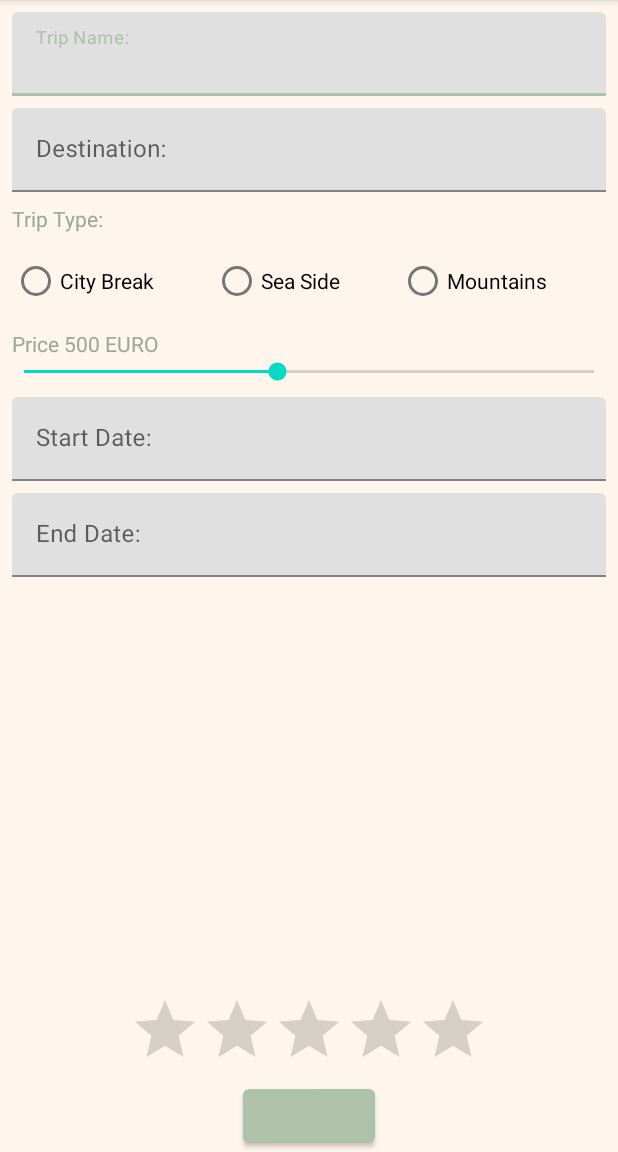
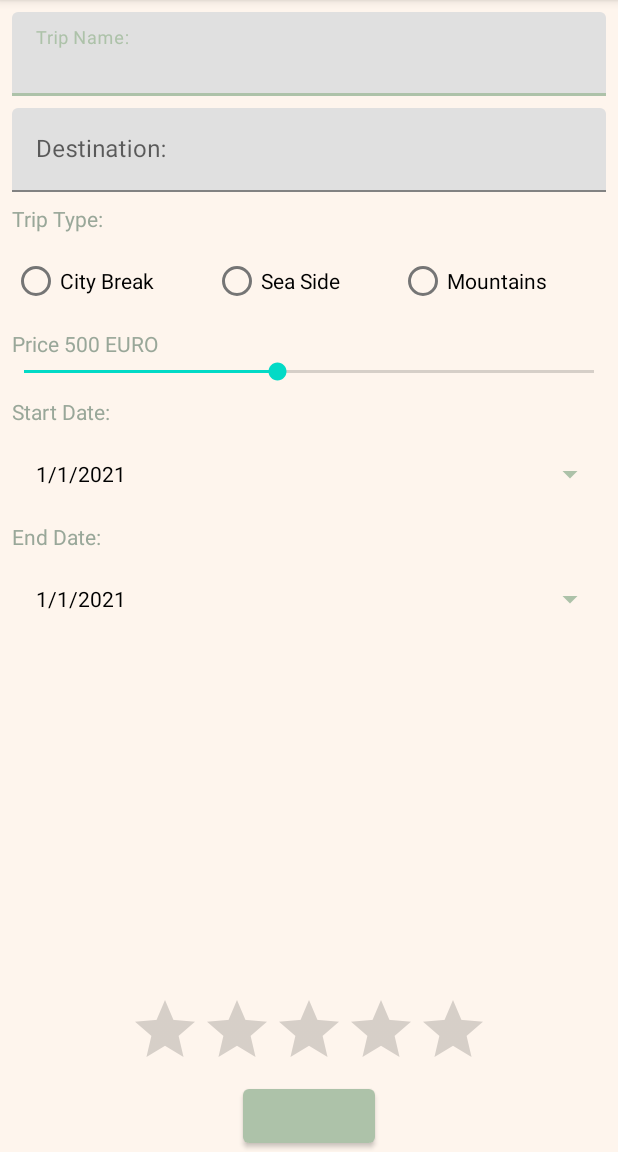
Before and after one commit to StancilaEva/TravelJournal, an Android app: the AddTripActivity screen opened directly, with no data from a screen before it, on a phone screen of 412 x 824 dp, the part 84-1236 px from its top. Run offline under Robolectric (Android 15) with nearby library versions, the phone set to English and light mode, and no system bars.

Commit message:
JournalTraveling added DateConvert commit

```diff
--- a/app/src/main/java/com/example/traveljournalstancilaeva/AddTripActivity.java
+++ b/app/src/main/java/com/example/traveljournalstancilaeva/AddTripActivity.java
@@ -2,16 +2,21 @@ package com.example.traveljournalstancilaeva;
 
 import androidx.appcompat.app.AppCompatActivity;
 
+import android.app.AlertDialog;
+import android.app.DatePickerDialog;
 import android.media.Rating;
 import android.os.Bundle;
 import android.view.View;
 import android.widget.Button;
+import android.widget.DatePicker;
 import android.widget.RadioGroup;
 import android.widget.RatingBar;
 import android.widget.SeekBar;
 import android.widget.TextView;
 
 import com.google.android.material.textfield.TextInputEditText;
+
+import java.util.Calendar;
 
 public class AddTripActivity extends AppCompatActivity {
 
@@ -24,6 +29,10 @@ public class AddTripActivity extends AppCompatActivity {
     TextView tripPriceTv;
     RatingBar ratingBar;
     Button saveButton;
+    DatePickerDialog dateStartPickerDialog;
+    DatePickerDialog dateEndPickerDialog;
+    Button startDateButton;
+    Button endDateButton;
     @Override
     protected void onCreate(Bundle savedInstanceState) {
         super.onCreate(savedInstanceState);
@@ -34,15 +43,54 @@ public class AddTripActivity extends AppCompatActivity {
     private void initComponents() {
         tripPrice = findViewById(R.id.s_addTripActivity_euro);
         tripName = findViewById(R.id.tiet_addTripActivity_tripName);
-        tripStartDate = findViewById(R.id.tiet_addTripActivity_startDate);
-        tripEndDate = findViewById(R.id.tiet_addTripActivity_endDate);
+       // tripStartDate = findViewById(R.id.tiet_addTripActivity_startDate);
+        //tripEndDate = findViewById(R.id.tiet_addTripActivity_endDate);
         ratingBar = findViewById(R.id.rb_add_trip_activity_rating);
         tripPriceTv = findViewById(R.id.tv_addTripActivity_euro);
         tripTypeGroup = findViewById(R.id.rg_addTripActivity_tripType);
         saveButton = findViewById(R.id.b_addTripActivity_save);
+        startDateButton = findViewById(R.id.b_add_activity_start_date);
+        endDateButton =findViewById(R.id.b_add_activity_end_date);
+        initStartDatePicker();
+        initEndDatePicker();
         saveButton.setOnClickListener(setOnClickListener());
         tripPrice.setOnSeekBarChangeListener(seekBarChangeListener());
 
+
+    }
+
+    private void initEndDatePicker() {
+        DatePickerDialog.OnDateSetListener dateSetListener = new DatePickerDialog.OnDateSetListener() {
+            @Override
+            public void onDateSet(DatePicker datePicker, int year, int month, int day) {
+                month++;
+                String date= day+"/"+month+"/"+year;
+                endDateButton.setText(date);
+            }
+        };
+        Calendar calendar = Calendar.getInstance();
+        int year = calendar.get(Calendar.YEAR);
+        int month = calendar.get(Calendar.MONTH);
+        int day = calendar.get(Calendar.DAY_OF_MONTH);
+        int style = AlertDialog.THEME_HOLO_LIGHT;
+        dateEndPickerDialog= new DatePickerDialog(this,style,dateSetListener,year,month,day);
+    }
+
+    private void initStartDatePicker() {
+        DatePickerDialog.OnDateSetListener dateSetListener = new DatePickerDialog.OnDateSetListener() {
+            @Override
+            public void onDateSet(DatePicker datePicker, int year, int month, int day) {
+                month++;
+                String date= day+"/"+month+"/"+year;
+                startDateButton.setText(date);
+            }
+        };
+        Calendar calendar = Calendar.getInstance();
+        int year = calendar.get(Calendar.YEAR);
+        int month = calendar.get(Calendar.MONTH);
+        int day = calendar.get(Calendar.DAY_OF_MONTH);
+        int style = AlertDialog.THEME_HOLO_LIGHT;
+        dateStartPickerDialog = new DatePickerDialog(this,style,dateSetListener,year,month,day);
     }
 
     private View.OnClickListener setOnClickListener() {
@@ -73,4 +121,13 @@ public class AddTripActivity extends AppCompatActivity {
             }
         };
     }
+
+
+    public void onStartDateButton(View view) {
+        dateStartPickerDialog.show();
+    }
+
+    public void onEndDateButton(View view) {
+        dateEndPickerDialog.show();
+    }
 }
--- a/app/src/main/java/com/example/traveljournalstancilaeva/util/DateParser.java
+++ /dev/null
@@ -1,4 +0,0 @@
-package com.example.traveljournalstancilaeva.util;
-
-public class DateParser {
-}
--- a/app/src/main/res/layout/activity_add_trip.xml
+++ b/app/src/main/res/layout/activity_add_trip.xml
@@ -5,7 +5,6 @@
     android:layout_width="match_parent"
     android:layout_height="match_parent"
     tools:context=".AddTripActivity">
-
 
 
     <com.google.android.material.textfield.TextInputLayout
@@ -107,44 +106,51 @@
 
         />
     <!--VEZI CA MAI AI DE PUS DATEPICKERURILE!!!-->
-   <com.google.android.material.textfield.TextInputLayout
-    android:id="@+id/til_addTripActivity_startDate"
+    <TextView
+        android:id="@+id/tv_add_activity_start_date"
         android:layout_width="match_parent"
         android:layout_height="wrap_content"
+        android:text="@string/start_date"
         app:layout_constraintTop_toBottomOf="@+id/s_addTripActivity_euro"
         app:layout_constraintStart_toStartOf="parent"
         app:layout_constraintEnd_toEndOf="parent"
-    android:layout_margin="8dp"
-    >
-    <com.google.android.material.textfield.TextInputEditText
-        android:id="@+id/tiet_addTripActivity_startDate"
+        android:layout_margin="8dp"/>
+
+    <Button
+        android:id="@+id/b_add_activity_start_date"
+        style="?android:spinnerStyle"
         android:layout_width="match_parent"
         android:layout_height="wrap_content"
-        app:layout_constraintTop_toBottomOf="@+id/s_addTripActivity_euro"
+        android:onClick="onStartDateButton"
+        android:text="1/1/2021"
+        android:textColor="@color/black"
+        app:layout_constraintTop_toBottomOf="@+id/tv_add_activity_start_date"
         app:layout_constraintStart_toStartOf="parent"
         app:layout_constraintEnd_toEndOf="parent"
-        android:hint="@string/start_date"
-        android:inputType="datetime"/>
-</com.google.android.material.textfield.TextInputLayout>
-    <com.google.android.material.textfield.TextInputLayout
-        android:id="@+id/til_addTripActivity_endDate"
+        android:layout_margin="8dp" />
+    <TextView
+        android:id="@+id/tv_add_activity_end_date"
         android:layout_width="match_parent"
         android:layout_height="wrap_content"
-        app:layout_constraintTop_toBottomOf="@+id/til_addTripActivity_startDate"
+        android:text="@string/end_date"
+        app:layout_constraintTop_toBottomOf="@+id/b_add_activity_start_date"
         app:layout_constraintStart_toStartOf="parent"
         app:layout_constraintEnd_toEndOf="parent"
-        android:layout_margin="8dp"
-        >
-        <com.google.android.material.textfield.TextInputEditText
-            android:id="@+id/tiet_addTripActivity_endDate"
+        android:layout_margin="8dp"/>
+
+    <Button
+        android:id="@+id/b_add_activity_end_date"
+        style="?android:spinnerStyle"
         android:layout_width="match_parent"
         android:layout_height="wrap_content"
-            app:layout_constraintTop_toBottomOf="@+id/tiet_addTripActivity_startDate"
+        android:onClick="onEndDateButton"
+        android:text="1/1/2021"
+        android:textColor="@color/black"
+        app:layout_constraintTop_toBottomOf="@+id/tv_add_activity_end_date"
         app:layout_constraintStart_toStartOf="parent"
         app:layout_constraintEnd_toEndOf="parent"
-            android:inputType="datetime"
-            android:hint="@string/end_date"/>
-    </com.google.android.material.textfield.TextInputLayout>
+        android:layout_margin="8dp" />
+
     <RatingBar
         android:id="@+id/rb_add_trip_activity_rating"
         android:layout_width="wrap_content"
--- a/app/src/main/res/values/strings.xml
+++ b/app/src/main/res/values/strings.xml
@@ -28,4 +28,5 @@
     <string name="price">Price:</string>
     <string name="price_500_euro">Price 500 EURO</string>
 
+
 </resources>
```
Also changed, not shown: app/src/main/java/com/example/traveljournalstancilaeva/util/DateConverter.java (added, +20 -0 lines), app/src/main/java/com/example/traveljournalstancilaeva/util/Trip.java (+10 -0 lines). Lines whose indentation alone changed are shown as unchanged.
